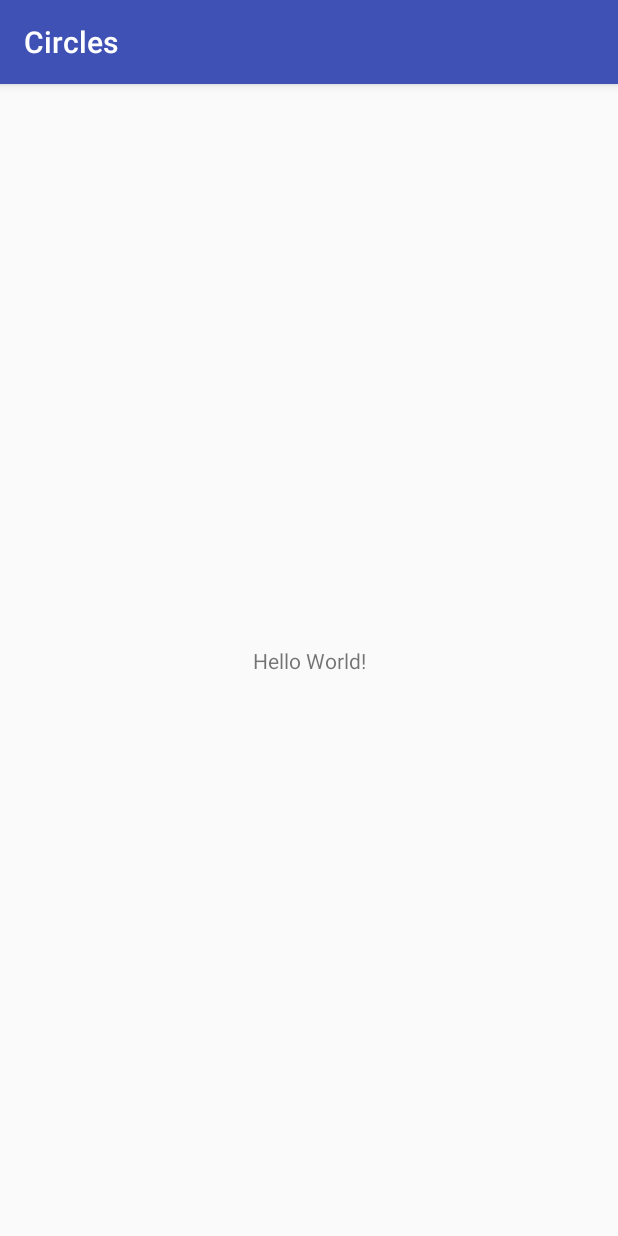
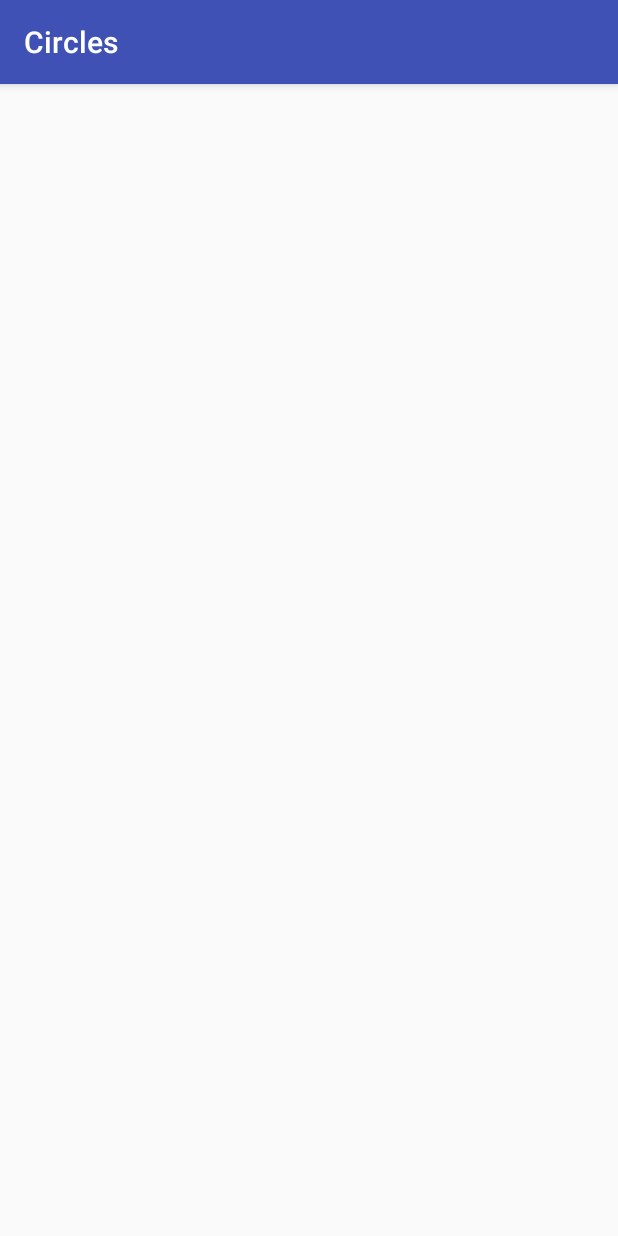
Before and after one commit to CirclesNyush/Circles_Android, an Android app: the screen it shows after launch (MainActivity), on a phone screen of 412 x 824 dp. Run offline under Robolectric (Android 15) with nearby library versions, the phone set to English and light mode, and no system bars.

Commit message:
init files

```diff
--- /dev/null
+++ b/app/src/main/java/com/example/anpu/circles/MainActivity.java
@@ -0,0 +1,13 @@
+package com.example.anpu.circles;
+
+import android.support.v7.app.AppCompatActivity;
+import android.os.Bundle;
+
+public class MainActivity extends AppCompatActivity {
+
+    @Override
+    protected void onCreate(Bundle savedInstanceState) {
+        super.onCreate(savedInstanceState);
+        setContentView(R.layout.activity_main);
+    }
+}
--- a/app/src/main/java/com/example/anpu/circles/MainActivity.kt
+++ /dev/null
@@ -1,12 +0,0 @@
-package com.example.anpu.circles
-
-import android.support.v7.app.AppCompatActivity
-import android.os.Bundle
-
-class MainActivity : AppCompatActivity() {
-
-    override fun onCreate(savedInstanceState: Bundle?) {
-        super.onCreate(savedInstanceState)
-        setContentView(R.layout.activity_main)
-    }
-}
--- a/app/src/main/res/layout/activity_main.xml
+++ b/app/src/main/res/layout/activity_main.xml
@@ -6,13 +6,4 @@
     android:layout_height="match_parent"
     tools:context="com.example.anpu.circles.MainActivity">
 
-    <TextView
-        android:layout_width="wrap_content"
-        android:layout_height="wrap_content"
-        android:text="Hello World!"
-        app:layout_constraintBottom_toBottomOf="parent"
-        app:layout_constraintLeft_toLeftOf="parent"
-        app:layout_constraintRight_toRightOf="parent"
-        app:layout_constraintTop_toTopOf="parent" />
-
 </android.support.constraint.ConstraintLayout>
```
